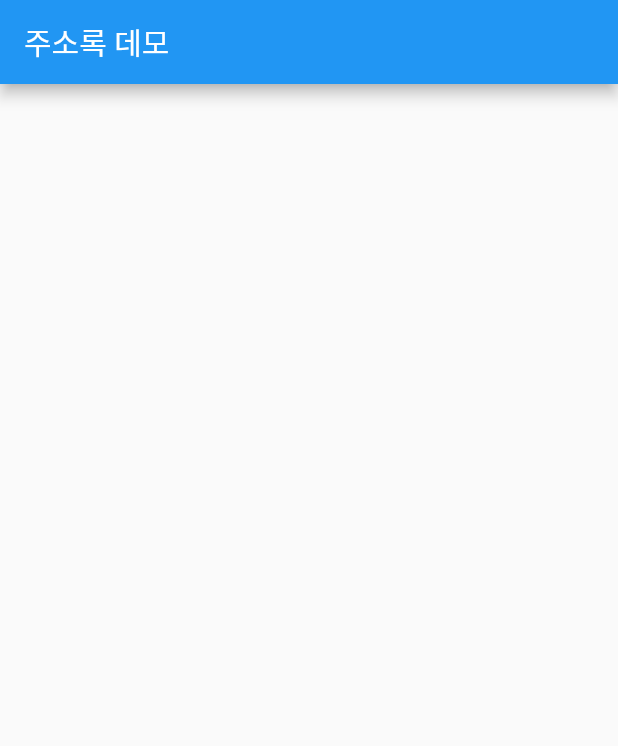
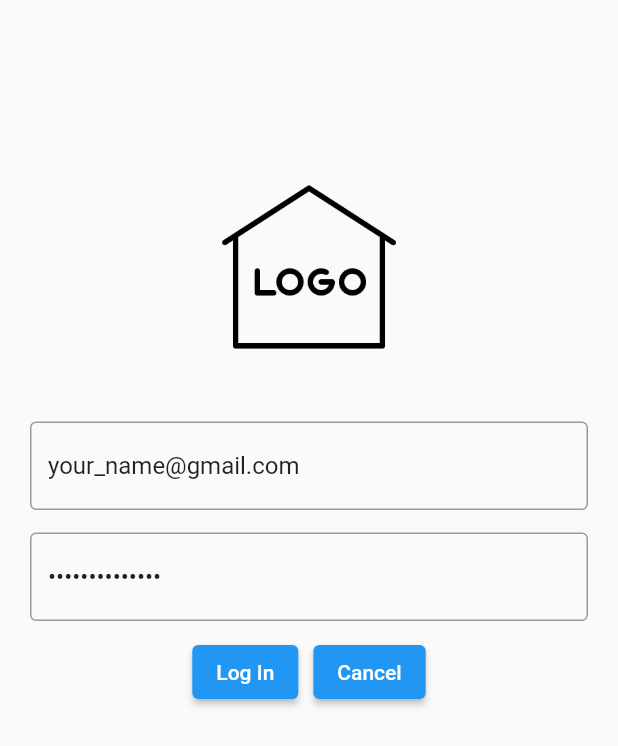
Before and after one commit to ejjang2030/starter_flutter, a Flutter app: the screen it shows after launch, on a phone screen of 412 x 824 dp. Shown: the top 746 px of the screen. Run offline on Flutter 3.47's test engine with Material 2 defaults, Android fonts, the phone set to English and light mode, and no system bars; our stand-ins replace contacts_service, permission_handler.

Commit message:
feat : state management

```diff
--- /dev/null
+++ b/lib/ch5_routes_and_states/5_3_0_state_management.dart
@@ -0,0 +1,24 @@
+import 'package:flutter/material.dart';
+import 'package:provider/provider.dart';
+
+import '5_3_1_page_login.dart';
+import '5_3_2_page_main.dart';
+import '5_3_3_state_simple.dart';
+
+const String ROOT_PAGE = "/";
+const String MAIN_PAGE = "/main";
+
+class StateLoginDemo extends StatelessWidget {
+  @override
+  Widget build(BuildContext context) {
+    return MaterialApp(
+      title: '로그인 폼',
+      debugShowCheckedModeBanner: false,
+      initialRoute: ROOT_PAGE,
+      routes: {
+        ROOT_PAGE: (context) => LoginPage(),
+        MAIN_PAGE: (context) => MainPage(),
+      },
+    );
+  }
+}
--- /dev/null
+++ b/lib/ch5_routes_and_states/5_3_1_page_login.dart
@@ -0,0 +1,78 @@
+import 'package:flutter/material.dart';
+import 'package:provider/provider.dart';
+
+import 'dart:io';
+
+import '5_3_0_state_management.dart';
+import '5_3_3_state_simple.dart';
+
+class LoginPage extends StatefulWidget {
+  @override
+  State createState() => LoginPageState();
+}
+
+class LoginPageState extends State<LoginPage> {
+  final TextEditingController _emailController =
+      TextEditingController(text: 'your_name@gmail.com');
+  final TextEditingController _passwordController =
+      TextEditingController(text: 'input password');
+
+  void _onLogin(BuildContext context) {
+    final String email = _emailController.text;
+    final SimpleState state = Provider.of<SimpleState>(context, listen: false);
+    state.setEmail(email);
+
+    Navigator.pushNamed(context, MAIN_PAGE);
+  }
+
+  void _onCancel() => exit(0);
+
+  @override
+  Widget build(BuildContext context) {
+    return Scaffold(
+      resizeToAvoidBottomInset: false,
+      body: Container(
+        padding: EdgeInsets.fromLTRB(20, 120, 20, 120),
+        child: Column(
+          children: <Widget>[
+            Hero(
+              tag: 'heoro',
+              child: CircleAvatar(
+                child: Image.asset("assets/image/logo.png"),
+                backgroundColor: Colors.transparent,
+                radius: 58.0,
+              ),
+            ),
+            SizedBox(height: 45.0),
+            TextFormField(
+              keyboardType: TextInputType.emailAddress,
+              decoration: InputDecoration(border: OutlineInputBorder()),
+              controller: _emailController,
+            ),
+            SizedBox(height: 15.0),
+            TextFormField(
+              obscureText: true,
+              decoration: InputDecoration(border: OutlineInputBorder()),
+              controller: _passwordController,
+            ),
+            SizedBox(height: 10.0),
+            Row(
+              mainAxisAlignment: MainAxisAlignment.center,
+              children: <Widget>[
+                ElevatedButton(
+                  child: Text('Log In'),
+                  onPressed: () => _onLogin(context),
+                ),
+                SizedBox(width: 10.0),
+                ElevatedButton(
+                  child: Text('Cancel'),
+                  onPressed: _onCancel,
+                ),
+              ],
+            )
+          ],
+        ),
+      ),
+    );
+  }
+}
--- /dev/null
+++ b/lib/ch5_routes_and_states/5_3_2_page_main.dart
@@ -0,0 +1,17 @@
+import 'package:flutter/material.dart';
+import 'package:provider/provider.dart';
+
+import '5_3_3_state_simple.dart';
+
+class MainPage extends StatelessWidget {
+  @override
+  Widget build(BuildContext context) {
+    return Scaffold(
+      body: Center(
+        child: Consumer<SimpleState>(builder: (context, state, child) {
+          return Text('로그인 완료: ${state.email}');
+        }),
+      ),
+    );
+  }
+}
--- /dev/null
+++ b/lib/ch5_routes_and_states/5_3_3_state_simple.dart
@@ -0,0 +1,11 @@
+import 'package:flutter/material.dart';
+
+class SimpleState extends ChangeNotifier {
+  late String _email;
+
+  void setEmail(String email) {
+    _email = email;
+  }
+
+  String get email => _email;
+}
--- a/lib/main.dart
+++ b/lib/main.dart
@@ -1,13 +1,20 @@
 import 'package:flutter/material.dart';
+import 'package:provider/provider.dart';
+import 'package:starter_flutter/ch5_routes_and_states/5_3_3_state_simple.dart';
 import 'ch4_layout_and_widget/4_3_container_row_column_widget.dart';
 import 'ch4_layout_and_widget/4_4_listview_widget.dart';
 import 'ch4_layout_and_widget/4_5_materialapp_and_scaffold_widget.dart';
 import 'ch5_routes_and_states/5_1_move_new_page.dart';
 import 'ch5_routes_and_states/5_2_0_dynamic_routes.dart';
+import 'ch5_routes_and_states/5_3_0_state_management.dart';
+import 'ch5_routes_and_states/5_3_3_state_simple.dart';
+import 'ch5_routes_and_states/5_3_1_page_login.dart';
+import 'ch5_routes_and_states/5_3_2_page_main.dart';
 
-void main() {
-  runApp(ContactsDemoV3());
-}
+void main() => runApp(ChangeNotifierProvider(
+      create: (context) => SimpleState(),
+      child: StateLoginDemo(),
+    ));
 
 class MyApp extends StatelessWidget {
   const MyApp({super.key});
--- a/pubspec.yaml
+++ b/pubspec.yaml
@@ -34,6 +34,7 @@ dependencies:
   cupertino_icons: ^1.0.5
   contacts_service: ^0.6.3
   permission_handler: ^10.2.0
+  provider: ^6.0.5
 
   # The following adds the Cupertino Icons font to your application.
   # Use with the CupertinoIcons class for iOS style icons.
```
Also changed, not shown: pubspec.lock.
